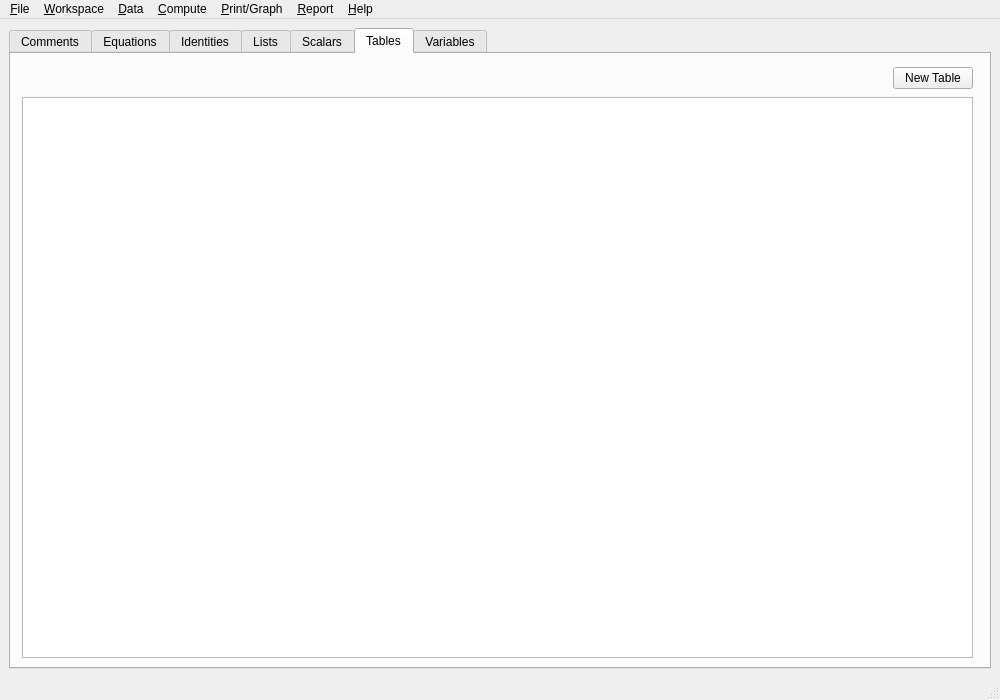
Old version of the form gui/main_window.ui in the repository plan-be/iode.
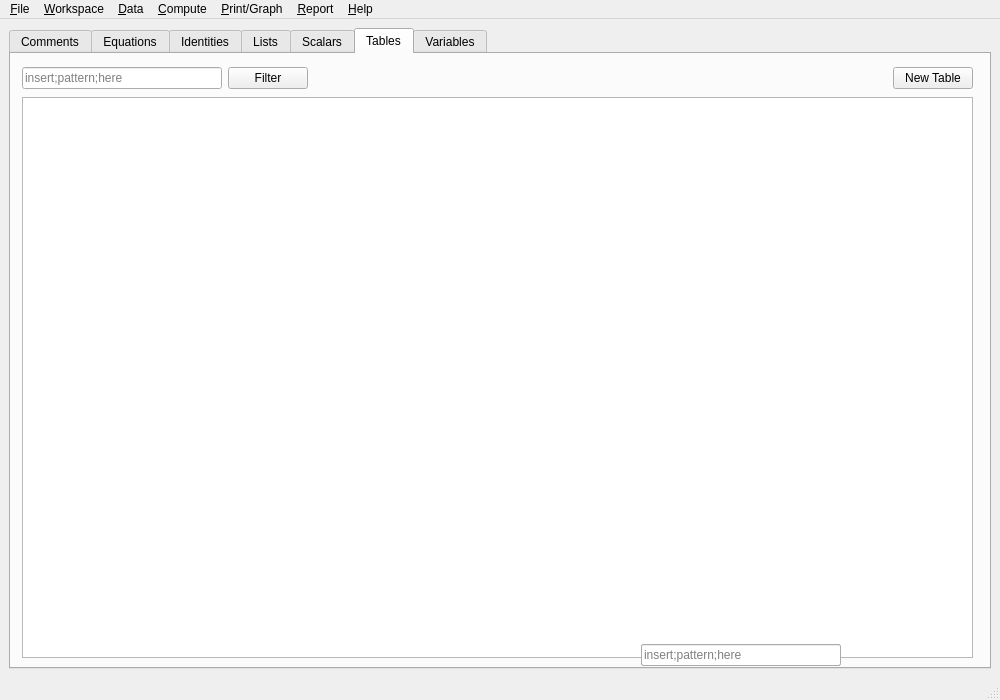
New version of the form. The open tabs and pages were chosen to show the change. Icons and pictures are not drawn. Custom widgets are drawn as their Qt base class.

The edit to the form file:
```diff
--- a/gui/main_window.ui
+++ b/gui/main_window.ui
@@ -10,6 +10,12 @@
     <height>700</height>
    </rect>
   </property>
+  <property name="sizePolicy">
+   <sizepolicy hsizetype="Preferred" vsizetype="Preferred">
+    <horstretch>0</horstretch>
+    <verstretch>0</verstretch>
+   </sizepolicy>
+  </property>
   <property name="minimumSize">
    <size>
     <width>800</width>
@@ -430,6 +436,32 @@
          </rect>
         </property>
         <layout class="QHBoxLayout" name="horizontalLayout_7">
+         <item>
+          <widget class="QLineEdit" name="lineEdit_filter_tables">
+           <property name="sizePolicy">
+            <sizepolicy hsizetype="Expanding" vsizetype="Fixed">
+             <horstretch>0</horstretch>
+             <verstretch>0</verstretch>
+            </sizepolicy>
+           </property>
+           <property name="minimumSize">
+            <size>
+             <width>200</width>
+             <height>0</height>
+            </size>
+           </property>
+           <property name="placeholderText">
+            <string>insert;pattern;here</string>
+           </property>
+          </widget>
+         </item>
+         <item>
+          <widget class="QPushButton" name="pushButton_filter_tables">
+           <property name="text">
+            <string>Filter</string>
+           </property>
+          </widget>
+         </item>
          <item>
           <spacer name="horizontalSpacer_7">
            <property name="orientation">
@@ -458,6 +490,56 @@
          </item>
         </layout>
        </widget>
+       <widget class="QLineEdit" name="lineEdit_filter_variables_2">
+        <property name="geometry">
+         <rect>
+          <x>630</x>
+          <y>590</y>
+          <width>200</width>
+          <height>22</height>
+         </rect>
+        </property>
+        <property name="sizePolicy">
+         <sizepolicy hsizetype="Expanding" vsizetype="Fixed">
+          <horstretch>0</horstretch>
+          <verstretch>0</verstretch>
+         </sizepolicy>
+        </property>
+        <property name="minimumSize">
+         <size>
+          <width>200</width>
+          <height>0</height>
+         </size>
+        </property>
+        <property name="placeholderText">
+         <string>insert;pattern;here</string>
+        </property>
+       </widget>
+       <widget class="QLineEdit" name="lineEdit_filter_variables_3">
+        <property name="geometry">
+         <rect>
+          <x>630</x>
+          <y>590</y>
+          <width>200</width>
+          <height>22</height>
+         </rect>
+        </property>
+        <property name="sizePolicy">
+         <sizepolicy hsizetype="Expanding" vsizetype="Fixed">
+          <horstretch>0</horstretch>
+          <verstretch>0</verstretch>
+         </sizepolicy>
+        </property>
+        <property name="minimumSize">
+         <size>
+          <width>200</width>
+          <height>0</height>
+         </size>
+        </property>
+        <property name="placeholderText">
+         <string>insert;pattern;here</string>
+        </property>
+       </widget>
       </widget>
       <widget class="QWidget" name="tab_variables">
        <attribute name="title">
```
Left out of the diff: 407 changed lines with no effect on the pictures.
